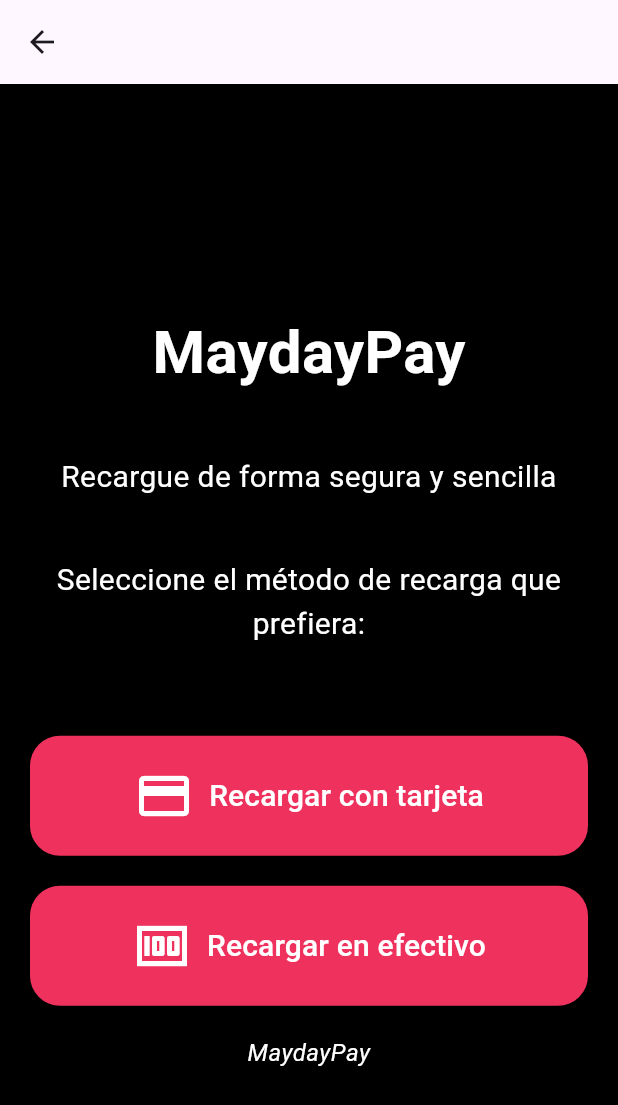
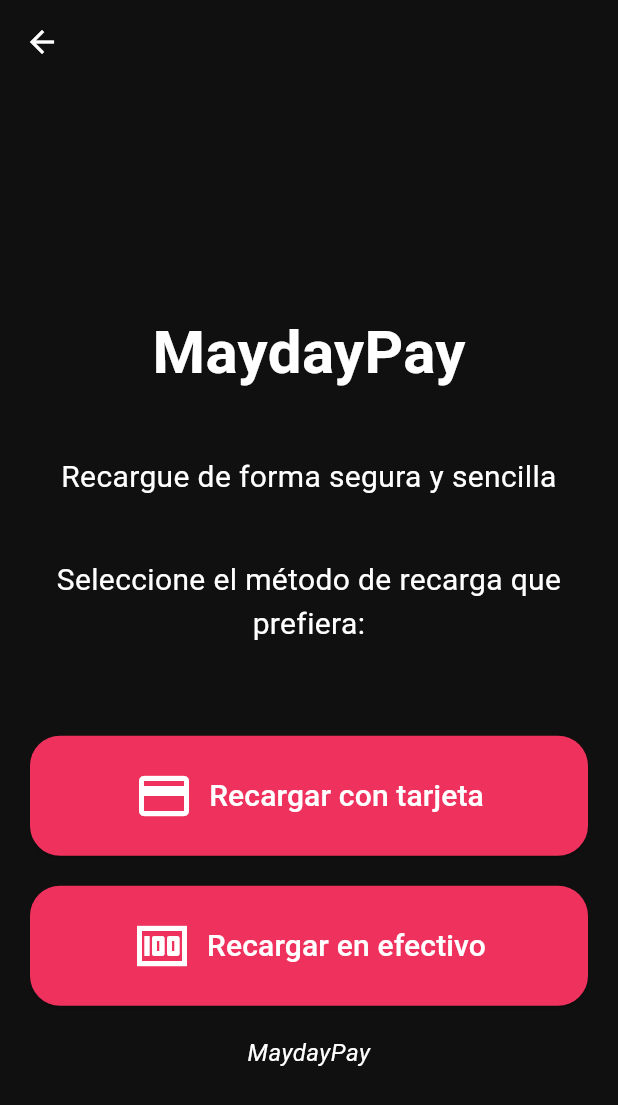
Before and after one commit to sambayoyo/Proyecto_movil, a Flutter app: the screen it shows after launch, after a tap on the "add" icon, on a phone screen of 412 x 824 dp. Shown: the top 1105 px of the screen. Run offline on Flutter 3.47's test engine with Material 3 defaults, Android fonts, the light colour scheme and no system bars; our stand-ins replace curved_navigation_bar, google_fonts.

Commit message:
cambio del mayday y recarga

```diff
--- a/lib/Widgets/RecargaScreen.dart
+++ b/lib/Widgets/RecargaScreen.dart
@@ -5,8 +5,14 @@
   @override
   Widget build(BuildContext context) {
     return Scaffold(
-      appBar: AppBar(),
-      backgroundColor: Colors.black, // Fondo negro
+      appBar: AppBar(
+        backgroundColor: Color(0xFF101010),
+        iconTheme: IconThemeData(
+          color: const Color.fromARGB(
+              255, 255, 255, 255), // Cambia el color del icono de la flecha
+        ),
+      ),
+      backgroundColor: Color(0xFF101010), // Fondo negro
       body: Container(
         child: Padding(
           padding: EdgeInsets.all(20.0),
@@ -163,7 +169,6 @@
   }
 
   void _generarNumeroAleatorio(BuildContext context) {
-    // Genera un número aleatorio de 5 dígitos
     Random random = Random();
     int numeroAleatorio = random.nextInt(90000) + 10000;
 
--- a/lib/Widgets/maydaypay.dart
+++ b/lib/Widgets/maydaypay.dart
@@ -5,14 +5,6 @@
   @override
   Widget build(BuildContext context) {
     return Scaffold(
-      appBar: AppBar(
-        title: Text(
-          'Mayday Pay',
-          style: TextStyle(color: Colors.white),
-        ),
-        backgroundColor: Color(0xFF101010),
-        centerTitle: true,
-      ),
       body: Column(
         crossAxisAlignment: CrossAxisAlignment.stretch,
         children: [
@@ -23,9 +15,13 @@
               children: [
                 SizedBox(height: 10.0),
                 Text(
+                  'Mayday Pay\n',
+                  style: TextStyle(fontSize: 18.0, color: Colors.white),
+                ),
+                Text(
                   'Saldo: \$100.00',
                   textAlign: TextAlign.center,
-                  style: TextStyle(fontSize: 32.0, color: Colors.white),
+                  style: TextStyle(fontSize: 28.0, color: Colors.white),
                 ),
               ],
             ),
```
